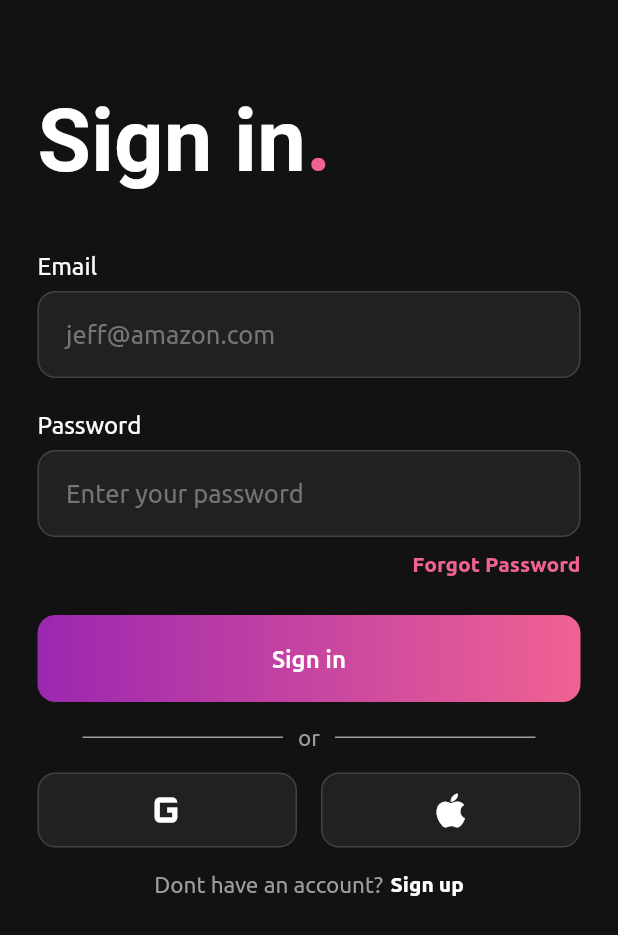
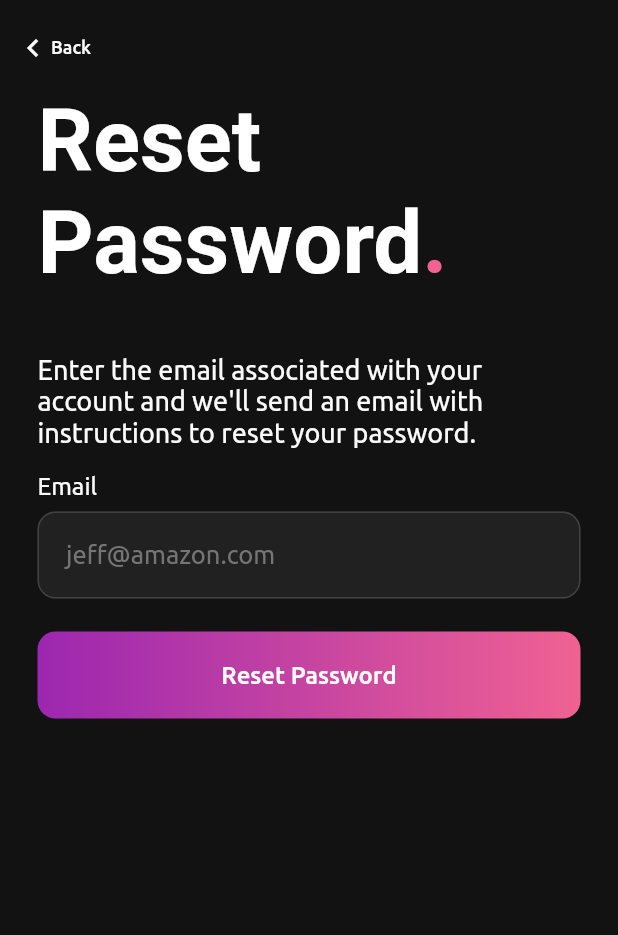
Before and after one commit to r-yeates/Clean_Dark-AuthScreenConcepts, a Flutter app: the screen it shows after launch, after a tap on "Forgot Password", on a phone screen of 412 x 824 dp. Shown: the top 935 px of the screen. Run offline on Flutter 3.47's test engine with Material 2 defaults, Android fonts, the phone set to English and light mode, and no system bars; project files that could hold a hidden picture were left out.

Commit message:
Reset Password Screen

```diff
--- a/lib/login_screen.dart
+++ b/lib/login_screen.dart
@@ -1,3 +1,4 @@
+import 'package:dark_login_signup_ui/resetpass_screen.dart';
 import 'package:dark_login_signup_ui/signup_screen.dart';
 import 'package:flutter/material.dart';
 
@@ -20,7 +21,7 @@ class _LoginScreenState extends State<LoginScreen> {
             children: [
               _titleText(),
               const SizedBox(height: 40),
-              _formFields(),
+              _formFields(context),
               const SizedBox(height: 16),
               _signinButton(),
               _divider(),
@@ -51,7 +52,7 @@ Widget _titleText() {
   );
 }
 
-Widget _formFields() {
+Widget _formFields(context) {
   return Column(
     crossAxisAlignment: CrossAxisAlignment.start,
     children: [
@@ -111,7 +112,13 @@ Widget _formFields() {
         padding: const EdgeInsets.symmetric(vertical: 10),
         alignment: Alignment.centerRight,
         child: InkWell(
-          onTap: () {},
+          onTap: () {
+            Navigator.push(
+              context,
+              MaterialPageRoute(
+                  builder: (context) => const ForgotPasswordScreen()),
+            );
+          },
           child: Text(
             'Forgot Password',
             style: TextStyle(
--- a/lib/main.dart
+++ b/lib/main.dart
@@ -14,6 +14,7 @@ class MyApp extends StatelessWidget {
       home: const MyHomePage(),
       theme: ThemeData(
           fontFamily: 'Ubuntu',
+          brightness: Brightness.dark,
           scaffoldBackgroundColor: const Color(0xff121212)),
       debugShowCheckedModeBanner: false,
     );
--- /dev/null
+++ b/lib/resetpass_screen.dart
@@ -0,0 +1,154 @@
+import 'package:flutter/material.dart';
+
+class ForgotPasswordScreen extends StatefulWidget {
+  const ForgotPasswordScreen({Key? key}) : super(key: key);
+
+  @override
+  State<ForgotPasswordScreen> createState() => _ForgotPasswordScreenState();
+}
+
+class _ForgotPasswordScreenState extends State<ForgotPasswordScreen> {
+  @override
+  Widget build(BuildContext context) {
+    return Scaffold(
+      body: SafeArea(
+        child: Stack(children: [
+          SingleChildScrollView(
+            padding: const EdgeInsets.symmetric(horizontal: 25, vertical: 10),
+            child: Column(
+              crossAxisAlignment: CrossAxisAlignment.start,
+              children: [
+                _titleText(),
+                const SizedBox(height: 40),
+                _formFields(),
+                const SizedBox(height: 22),
+                _signupButton(),
+              ],
+            ),
+          ),
+          _backButton(context)
+        ]),
+      ),
+    );
+  }
+}
+
+Widget _titleText() {
+  return Padding(
+    padding: const EdgeInsets.fromLTRB(0, 50, 0, 0),
+    child: RichText(
+      text: TextSpan(
+        text: 'Reset',
+        style: const TextStyle(
+            color: Colors.white, fontWeight: FontWeight.bold, fontSize: 58),
+        children: <TextSpan>[
+          const TextSpan(text: '\nPassword'),
+          TextSpan(text: '.', style: TextStyle(color: Colors.pink.shade300)),
+        ],
+      ),
+    ),
+  );
+}
+
+Widget _formFields() {
+  return Column(
+    crossAxisAlignment: CrossAxisAlignment.start,
+    children: [
+      Text(
+          "Enter the email associated with your account and we'll send an email with instructions to reset your password. ",
+          style: TextStyle(fontSize: 18, color: Colors.grey[50])),
+      const SizedBox(height: 16),
+      Text('Email', style: TextStyle(fontSize: 16, color: Colors.grey[50])),
+      const SizedBox(height: 8),
+      TextFormField(
+        showCursor: false,
+        textCapitalization: TextCapitalization.sentences,
+        decoration: InputDecoration(
+          hintText: 'jeff@amazon.com',
+          hintStyle: TextStyle(color: Colors.grey.shade600),
+          enabledBorder: OutlineInputBorder(
+            borderRadius: BorderRadius.circular(12),
+            borderSide: BorderSide(
+              style: BorderStyle.solid,
+              color: Colors.grey.shade800,
+            ),
+          ),
+          focusedBorder: OutlineInputBorder(
+            borderSide: BorderSide(color: Colors.pink.shade300, width: 2.0),
+            borderRadius: BorderRadius.circular(12),
+          ),
+          fillColor: Colors.grey[900],
+          filled: true,
+          contentPadding: const EdgeInsets.all(19),
+        ),
+        style: TextStyle(color: Colors.grey[50], fontSize: 17),
+      ),
+    ],
+  );
+}
+
+Widget _signupButton() {
+  return Row(children: [
+    Expanded(
+      child: Container(
+        padding: const EdgeInsets.symmetric(vertical: 5),
+        decoration: BoxDecoration(
+          gradient: LinearGradient(
+            begin: Alignment.centerLeft,
+            end: Alignment.centerRight,
+            stops: const [0.0, 1.0],
+            colors: [
+              Colors.purple,
+              Colors.pink.shade300,
+            ],
+          ),
+          borderRadius: BorderRadius.circular(12),
+        ),
+        child: ElevatedButton(
+            style: ButtonStyle(
+              elevation: MaterialStateProperty.all<double>(0),
+              shape: MaterialStateProperty.all<RoundedRectangleBorder>(
+                RoundedRectangleBorder(
+                  borderRadius: BorderRadius.circular(12),
+                ),
+              ),
+              backgroundColor: MaterialStateProperty.all<Color>(
+                Colors.transparent,
+              ),
+            ),
+            onPressed: () {},
+            child: const Text('Reset Password',
+                style: TextStyle(color: Colors.white, fontSize: 16))),
+      ),
+    ),
+  ]);
+}
+
+Widget _backButton(BuildContext context) {
+  return Positioned(
+    top: 10,
+    left: 0,
+    child: InkWell(
+      onTap: () {
+        Navigator.pop(context);
+      },
+      child: Container(
+        padding: const EdgeInsets.symmetric(horizontal: 10),
+        child: Row(
+          children: <Widget>[
+            Container(
+              padding: const EdgeInsets.only(left: 0, top: 10, bottom: 10),
+              child:
+                  Icon(Icons.keyboard_arrow_left, color: Colors.grey.shade50),
+            ),
+            Text('Back',
+                style: TextStyle(
+                    fontSize: 12,
+                    fontWeight: FontWeight.w500,
+                    color: Colors.grey.shade50))
+          ],
+        ),
+      ),
+    ),
+  );
+}
```
